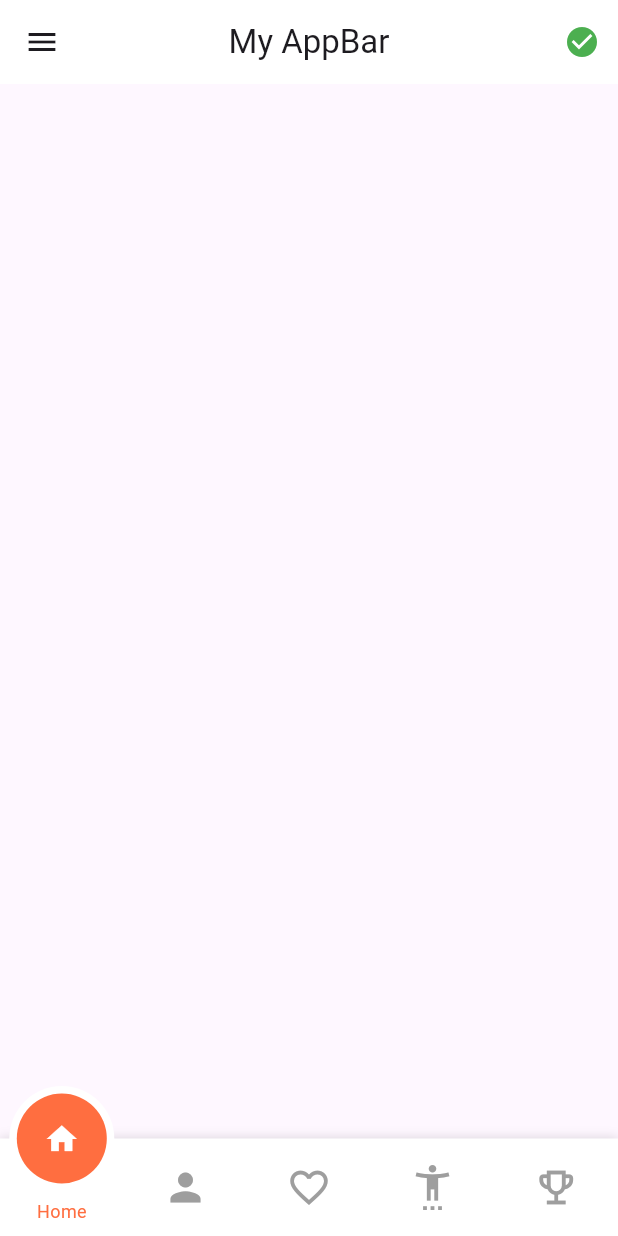
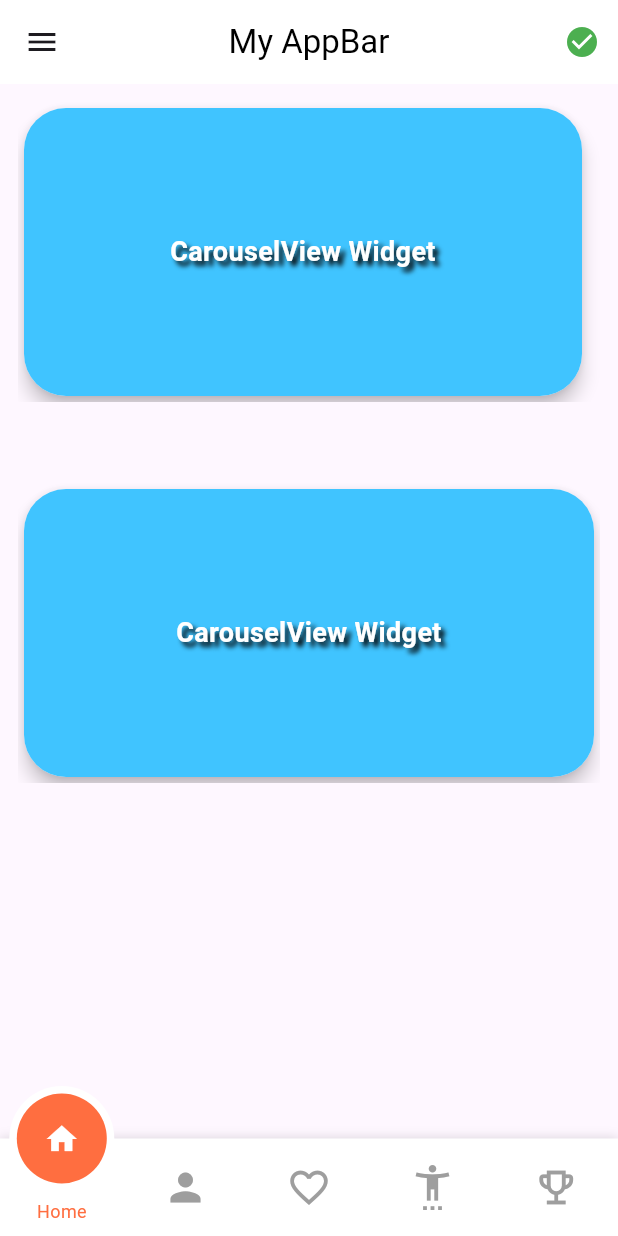
Before and after one commit to abdulsamad-110/daily_useapp, a Flutter app: the screen it shows after launch, on a phone screen of 412 x 824 dp. Run offline on Flutter 3.47's test engine with Material 3 defaults, Android fonts, the phone set to English and light mode, and no system bars; our stand-ins replace buttons_tabbar, get, motion_tab_bar.

Commit message:
add carouselview widget and custom_appbar and custom_drawer

```diff
--- a/lib/ui/upcomingdate/upcoming_controller.dart
+++ b/lib/ui/upcomingdate/upcoming_controller.dart
@@ -1,18 +1,19 @@
+import 'package:flutter/material.dart';
 import 'package:get/get.dart';
 
 class UpcomingController extends GetxController {
-
-
+  ///// Create a GlobalKey to control the Scaffold
+  final GlobalKey<ScaffoldState> scaffoldKey = GlobalKey<ScaffoldState>();
 
   RxString selectedText1 = 'All'.obs; // For the first field in `myDialog`
   RxString selectedText2 = 'All'.obs; // For the second field in `myDialog`
 
-  // Update the first field's text
+  ///// Update the first field's text
   void updateSelectedText1(String text) {
     selectedText1.value = text;
   }
 
-  // Update the second field's text
+  ///// Update the second field's text
   void updateSelectedText2(String text) {
     selectedText2.value = text;
   }
--- a/lib/ui/upcomingdate/upcoming_view.dart
+++ b/lib/ui/upcomingdate/upcoming_view.dart
@@ -1,9 +1,10 @@
 import 'package:daily_practice/ui/upcomingdate/upcoming_controller.dart';
 import 'package:flutter/material.dart';
 import 'package:get/get.dart';
-
 import '../../dialoges/my_dialog.dart';
-import '../navigation/navigationview.dart';
+import '../../widgets/custom_appbar.dart';
+import '../../widgets/custom_drawer.dart';
+import '../widgets/carouselview_widget.dart';
 
 class UpcomingView extends StatelessWidget {
   const UpcomingView({super.key});
@@ -13,35 +14,41 @@ class UpcomingView extends StatelessWidget {
     final UpcomingController controller = Get.put(UpcomingController());
 
     return Scaffold(
-      appBar: AppBar(
-        backgroundColor: Colors.white,
-        centerTitle: true,
-        title: const Text('My AppBar'),
-        leading: IconButton(
+      key: controller.scaffoldKey,
+      drawer: CustomDrawer(),
+      appBar: CustomAppBar(
+        leadingIcon: IconButton(
           icon: const Icon(Icons.menu),
           onPressed: () {
-            print('Menu icon pressed');
+            print("Menu icon tapped!");
+            controller.scaffoldKey.currentState?.openDrawer();
           },
         ),
+        title: "My AppBar",
         actions: [
           IconButton(
             icon: const Icon(Icons.check_circle, color: Colors.green),
             onPressed: () {
-              ///// Dialog
+              print("Check icon pressed!");
               myDialog();
-              print('credit_card icon pressed');
             },
           ),
         ],
       ),
-      // floatingActionButton: FloatingActionButton(
-      //   backgroundColor: Colors.blueAccent,
-      //   onPressed: () {},
-      //   child: Icon(
-      //     Icons.add,
-      //     color: Colors.white,
-      //   ),
-      // ),
+      body: const Column(
+        children: [
+          ///// Carouselview widget
+          CarouselViewWidget(),
+
+          SizedBox(
+            height: 30,
+          ),
+          ///// Carouselview widget
+          CarouselViewWidget(
+            scrollDirection: Axis.vertical,
+          ),
+        ],
+      ),
     );
   }
 }
--- /dev/null
+++ b/lib/ui/widgets/carouselview_widget.dart
@@ -0,0 +1,53 @@
+import 'package:flutter/material.dart';
+
+class CarouselViewWidget extends StatelessWidget {
+  final Axis scrollDirection;
+
+  const CarouselViewWidget({
+    super.key,
+    this.scrollDirection = Axis.horizontal,
+  });
+
+  @override
+  Widget build(BuildContext context) {
+    return Column(
+      children: [
+        Padding(
+          padding: EdgeInsets.all(12.0),
+          child: SizedBox(
+            height: 200,
+            child: CarouselView(
+              itemExtent: MediaQuery.sizeOf(context).width - 32,
+              ///// Conditional scroll direction
+              scrollDirection: scrollDirection,
+              elevation: 5,
+              children: List.generate(10, (int index) {
+                return Container(
+                  child: const Center(
+                    child:  Text(
+                      "CarouselView Widget",
+                      textAlign: TextAlign.center,
+                      style: TextStyle(
+                        color: Colors.white,
+                        fontSize: 18,
+                        fontWeight: FontWeight.bold,
+                        shadows: [
+                          Shadow(
+                            offset: Offset(3.0, 3.0),
+                            blurRadius: 4.0,
+                            color: Colors.black,
+                          ),
+                        ],
+                      ),
+                    ),
+                  ),
+                  color: Colors.lightBlueAccent,
+                );
+              }),
+            ),
+          ),
+        ),
+      ],
+    );
+  }
+}
--- /dev/null
+++ b/lib/widgets/custom_appbar.dart
@@ -0,0 +1,39 @@
+import 'package:flutter/material.dart';
+
+class CustomAppBar extends StatelessWidget implements PreferredSizeWidget {
+  final Widget? leadingIcon;
+  final String? title;
+  final List<Widget>? actions;
+  final VoidCallback? onLeadingTap;
+
+  const CustomAppBar({
+    Key? key,
+    this.leadingIcon,
+    this.title,
+    this.actions,
+    this.onLeadingTap,
+  }) : super(key: key);
+
+  @override
+  Widget build(BuildContext context) {
+    return AppBar(
+      backgroundColor: Colors.white,
+      centerTitle: true,
+      leading: leadingIcon ??
+          IconButton(
+            icon: const Icon(Icons.menu),
+            onPressed: onLeadingTap ?? () {},
+          ),
+      title: title != null
+          ? Text(
+              title!,
+              style: const TextStyle(color: Colors.black),
+            )
+          : null,
+      actions: actions ?? [],
+    );
+  }
+
+  @override
+  Size get preferredSize => const Size.fromHeight(kToolbarHeight);
+}
```
Also changed, not shown: lib/ui/activites/activitesview.dart (+30 -6 lines), lib/ui/booking/bookingsview.dart (+7 -4 lines), lib/ui/guest/guestview.dart (+16 -16 lines), lib/widgets/custom_drawer.dart (added, +43 -0 lines), pubspec.yaml (+7 -2 lines), assets/aslogo.png (added), assets/logom.png (added), assets/mlogo.png (added), pubspec.lock, 1 other file.
